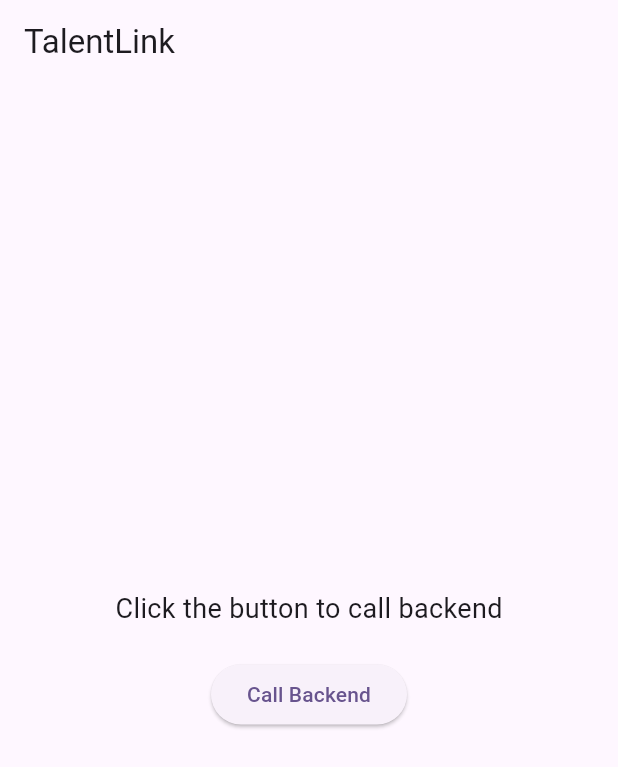
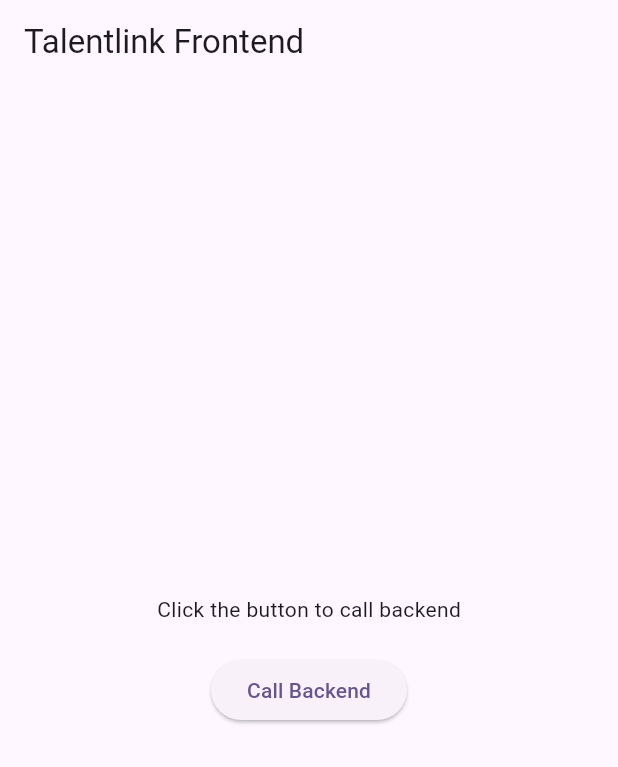
Before and after one commit to erfanalizada/talentlink, a Flutter app: the screen it shows after launch, on a phone screen of 412 x 824 dp. Shown: the top 767 px of the screen. Run offline on Flutter 3.47's test engine with Material 3 defaults, Android fonts, the phone set to English and light mode, and no system bars.

Commit message:
added new frontend main code

```diff
--- a/frontend/talentlink_frontend/lib/main.dart
+++ b/frontend/talentlink_frontend/lib/main.dart
@@ -12,41 +12,45 @@
   @override
   Widget build(BuildContext context) {
     return MaterialApp(
-      title: 'TalentLink Demo',
+      title: 'Talentlink',
       theme: ThemeData(
         colorScheme: ColorScheme.fromSeed(seedColor: Colors.deepPurple),
       ),
-      home: const HomePage(),
+      home: const MyHomePage(title: 'Talentlink Frontend'),
     );
   }
 }
 
-class HomePage extends StatefulWidget {
-  const HomePage({super.key});
+class MyHomePage extends StatefulWidget {
+  const MyHomePage({super.key, required this.title});
+
+  final String title;
 
   @override
-  State<HomePage> createState() => _HomePageState();
+  State<MyHomePage> createState() => _MyHomePageState();
 }
 
-class _HomePageState extends State<HomePage> {
-  String _message = "Click the button to call backend";
+class _MyHomePageState extends State<MyHomePage> {
+  String _response = "Click the button to call backend";
 
   Future<void> _callBackend() async {
     try {
-      final response = await http.get(Uri.parse("/api/hello"));
-      if (response.statusCode == 200) {
-        final data = json.decode(response.body);
+      final uri = Uri.parse('/api/hello'); // nginx will proxy this
+      final res = await http.get(uri);
+
+      if (res.statusCode == 200) {
+        final body = jsonDecode(res.body);
         setState(() {
-          _message = data["message"];
+          _response = body['message'] ?? "No message field";
         });
       } else {
         setState(() {
-          _message = "Error: ${response.statusCode}";
+          _response = "Error: ${res.statusCode}";
         });
       }
     } catch (e) {
       setState(() {
-        _message = "Exception: $e";
+        _response = "Failed: $e";
       });
     }
   }
@@ -54,12 +58,14 @@
   @override
   Widget build(BuildContext context) {
     return Scaffold(
-      appBar: AppBar(title: const Text("TalentLink")),
+      appBar: AppBar(
+        title: Text(widget.title),
+      ),
       body: Center(
         child: Column(
           mainAxisAlignment: MainAxisAlignment.center,
-          children: [
-            Text(_message, style: const TextStyle(fontSize: 18)),
+          children: <Widget>[
+            Text(_response),
             const SizedBox(height: 20),
             ElevatedButton(
               onPressed: _callBackend,
```
Also changed, not shown: k8s/frontend-deployment.yaml (+14 -6 lines).
